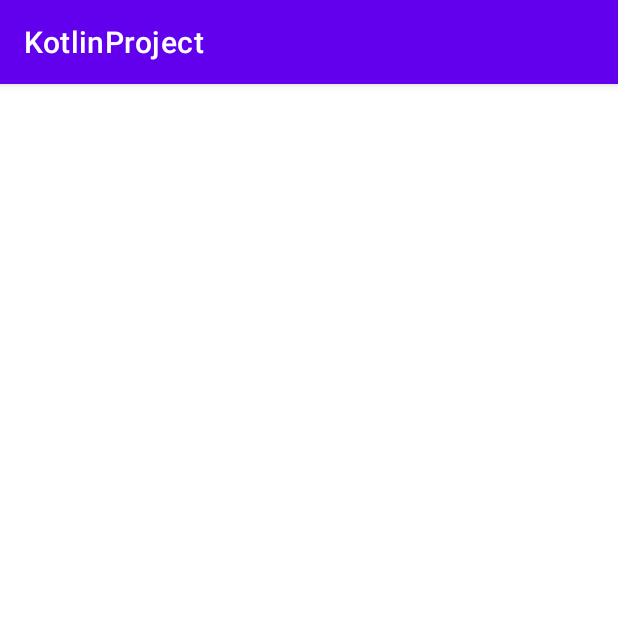
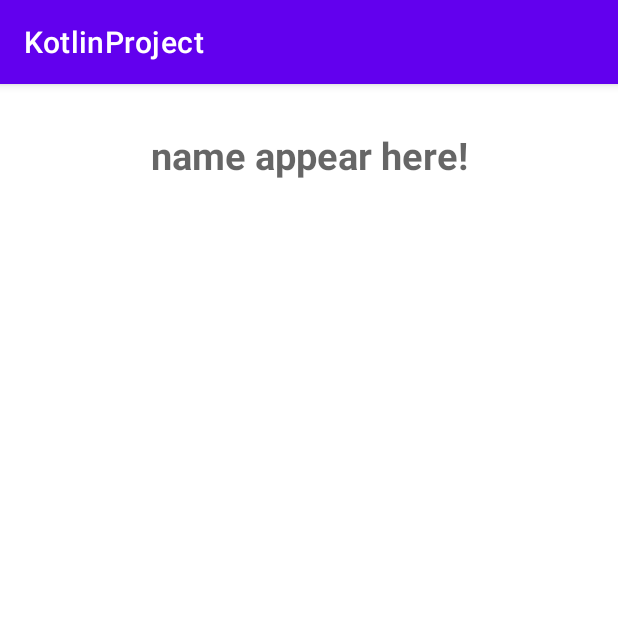
Before and after one commit to NadaSarhan/KotlinProject, an Android app: the SecondActivity screen opened directly, with no data from a screen before it, on a phone screen of 412 x 824 dp, the top half of it. Run offline under Robolectric (Android 15) with nearby library versions, the phone set to English and light mode, and no system bars.

Commit message:
Passing data between activities.

```diff
--- a/app/src/main/java/com/nada/kotlinproject/SecondActivity.kt
+++ b/app/src/main/java/com/nada/kotlinproject/SecondActivity.kt
@@ -1,11 +1,28 @@
 package com.nada.kotlinproject
 
+import android.content.Intent
 import androidx.appcompat.app.AppCompatActivity
 import android.os.Bundle
+import android.widget.TextView
 
 class SecondActivity : AppCompatActivity() {
+
+    private lateinit var view2: TextView
+
     override fun onCreate(savedInstanceState: Bundle?) {
+
         super.onCreate(savedInstanceState)
         setContentView(R.layout.activity_second)
+
+        //get data from intent
+        var intent = intent
+        val textValue = intent.getStringExtra("value")
+
+        //textview
+        view2 = findViewById(R.id.textView_view_2)
+        //setText
+        view2.text = textValue
+
     }
+
 }
--- a/app/src/main/res/layout/activity_second.xml
+++ b/app/src/main/res/layout/activity_second.xml
@@ -8,4 +8,15 @@
     android:orientation="vertical"
     tools:context=".SecondActivity">
 
+    <TextView
+        android:id="@+id/textView_view_2"
+        android:layout_width="match_parent"
+        android:layout_height="wrap_content"
+        android:gravity="center"
+        android:layout_margin="30dp"
+        android:hint="@string/view"
+        android:textStyle="bold"
+        android:textSize="25sp"
+        android:textColor="@color/black"/>
+
 </LinearLayout>
```
Also changed, not shown: app/src/main/java/com/nada/kotlinproject/MainActivity.kt (+8 -4 lines), app/src/main/res/layout/activity_main.xml (+0 -11 lines).
